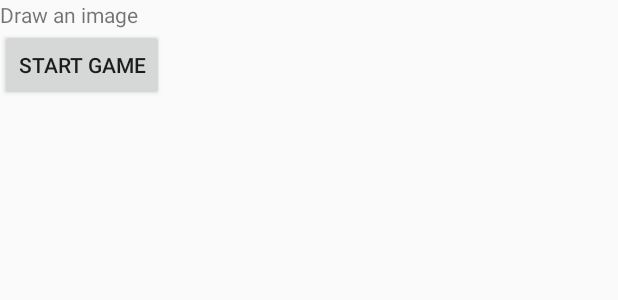
After one commit to pardeep0407/Activity3and4, an Android app: the layout activity_task2.xml on its own in the app's theme, with its tools: preview values and no code run, on a phone screen of 412 x 824 dp. The commit adds this screen. Shown: the top 300 px of the screen. Run offline under Robolectric (Android 15) with nearby library versions, the phone set to English and light mode, and no system bars.

Commit message:
Task 2 and hardware files

```diff
--- a/android/app/build.gradle
+++ b/android/app/build.gradle
@@ -32,7 +32,6 @@ dependencies {
     testImplementation 'junit:junit:4.12'
     androidTestImplementation 'com.android.support.test:runner:1.0.2'
     androidTestImplementation 'com.android.support.test.espresso:espresso-core:3.0.2'
-    implementation 'com.github.ParadiseHell:PianoView:1.1.0'
     // include the Particle Cloud SDK library
     implementation('io.particle:cloudsdk:0.5.1')
 }
--- a/android/app/src/main/AndroidManifest.xml
+++ b/android/app/src/main/AndroidManifest.xml
@@ -3,7 +3,6 @@
     package="com.example.androidparticlestarter">
 
     <uses-permission android:name="android.permission.INTERNET" />
-
 
     <application
         android:allowBackup="true"
@@ -12,6 +11,7 @@
         android:roundIcon="@mipmap/ic_launcher_round"
         android:supportsRtl="true"
         android:theme="@style/AppTheme">
+        <activity android:name=".ActivityTask2"></activity>
         <activity android:name=".MainActivity">
             <intent-filter>
                 <action android:name="android.intent.action.MAIN" />
--- /dev/null
+++ b/android/app/src/main/res/layout/activity_task2.xml
@@ -0,0 +1,19 @@
+<?xml version="1.0" encoding="utf-8"?>
+<LinearLayout xmlns:android="http://schemas.android.com/apk/res/android"
+    android:orientation="vertical"
+    android:layout_width="match_parent"
+    android:layout_height="match_parent"
+    >
+
+    <TextView
+        android:layout_width="wrap_content"
+        android:layout_height="wrap_content"
+        android:text="Draw an image" />
+
+
+    <Button
+        android:layout_width="wrap_content"
+        android:layout_height="wrap_content"
+        android:onClick="start"
+        android:text="Start Game" />
+</LinearLayout>
```
Also changed, not shown: android/app/src/main/java/com/example/androidparticlestarter/ActivityTask2.java (added, +140 -0 lines), android/app/src/main/java/com/example/androidparticlestarter/MainActivity.java (+13 -4 lines), 3 other files.
